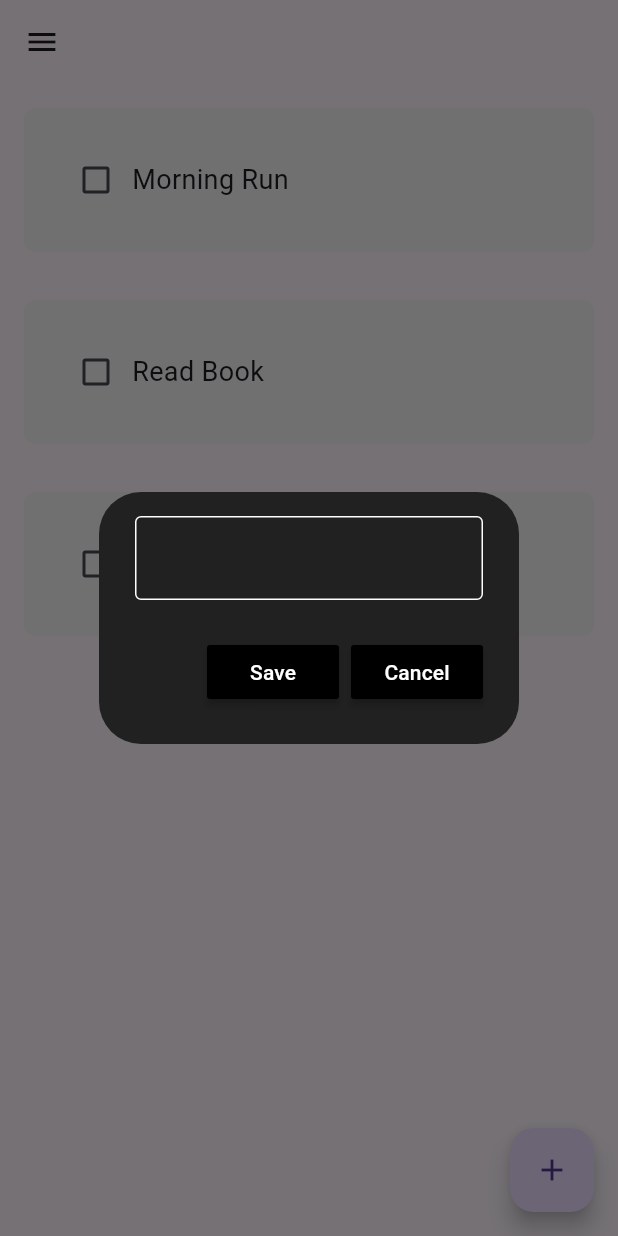
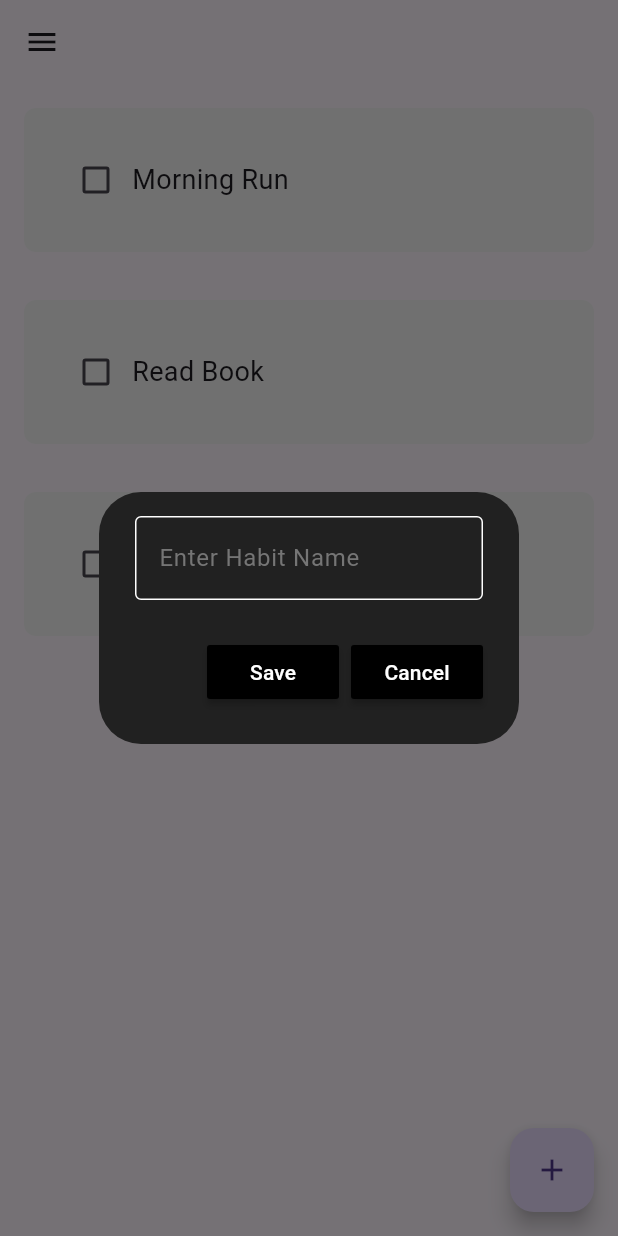
Before and after one commit to mixter3011/habit_tracker, a Flutter app: the screen it shows after launch, after a tap on the "add" icon, on a phone screen of 412 x 824 dp. Run offline on Flutter 3.47's test engine with Material 3 defaults, Android fonts, the phone set to English and light mode, and no system bars; drawn by our look-alikes of flutter_slidable.

Commit message:
Fourth Commit

```diff
--- a/lib/components/new_alert_box.dart
+++ b/lib/components/new_alert_box.dart
@@ -2,12 +2,14 @@ import 'package:flutter/material.dart';
 
 class MyAlertBox extends StatelessWidget {
   final controller;
+  final String hintText;
   final VoidCallback onSave;
   final VoidCallback onCancel;
 
   const MyAlertBox ({
     super.key,
     required this.controller,
+    required this.hintText,
     required this.onCancel,
     required this.onSave
   });
@@ -19,9 +21,13 @@ class MyAlertBox extends StatelessWidget {
       content: TextField(
         controller: controller,
         style: const TextStyle(color: Color.fromRGBO(255, 255, 255, 1)),
-        decoration: const InputDecoration(
-          enabledBorder: OutlineInputBorder(borderSide: BorderSide(color: Colors.white)),
-          focusedBorder: OutlineInputBorder(borderSide: BorderSide(color: Colors.white),)
+        decoration: InputDecoration(
+          hintText: hintText,
+          hintStyle: TextStyle(color: Colors.grey[600]),
+          enabledBorder: const OutlineInputBorder(
+            borderSide: BorderSide(color: Colors.white)),
+          focusedBorder: const OutlineInputBorder(
+            borderSide: BorderSide(color: Colors.white),)
         ),
       ),
       actions: [
--- a/lib/pages/home_page.dart
+++ b/lib/pages/home_page.dart
@@ -40,6 +40,7 @@ class _HomePageState extends State<HomePage> {
       builder: (context) {
         return MyAlertBox(
           controller: _newHabitNameController,
+          hintText: 'Enter Habit Name',
           onSave: saveNewHabit,
           onCancel: cancelDialogBox,
         );
@@ -75,6 +76,7 @@ class _HomePageState extends State<HomePage> {
       builder: (context) {
         return MyAlertBox(
           controller: _newHabitNameController,
+          hintText: todayHabitList[index][0],
           onSave: () => saveExistingHabit(index),
           onCancel: cancelDialogBox,
         );
@@ -87,6 +89,8 @@ class _HomePageState extends State<HomePage> {
       setState(() {
         todayHabitList[index][0] = _newHabitNameController.text;
       });
+      _newHabitNameController.clear();
+      Navigator.pop(context);
     }
 
     // delete habit
```
Also changed, not shown: pubspec.yaml (+5 -6 lines), lib/data/habit_database.dart (added), lib/datetime/date_time.dart (added), pubspec.lock, 5 other files.
